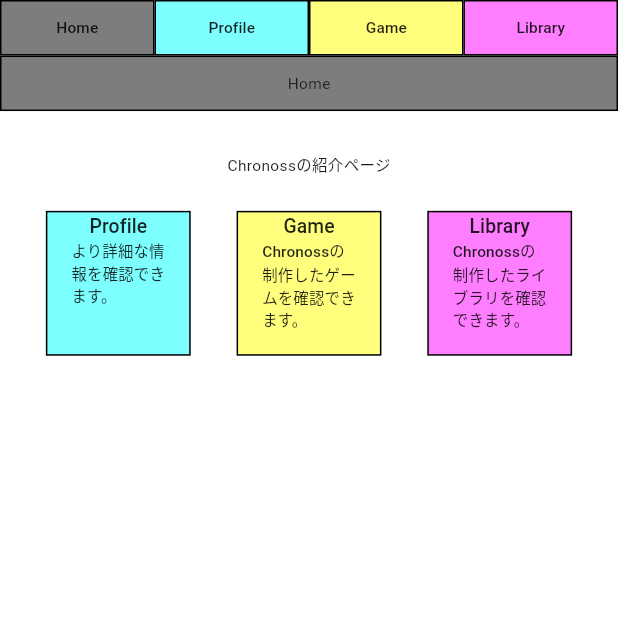
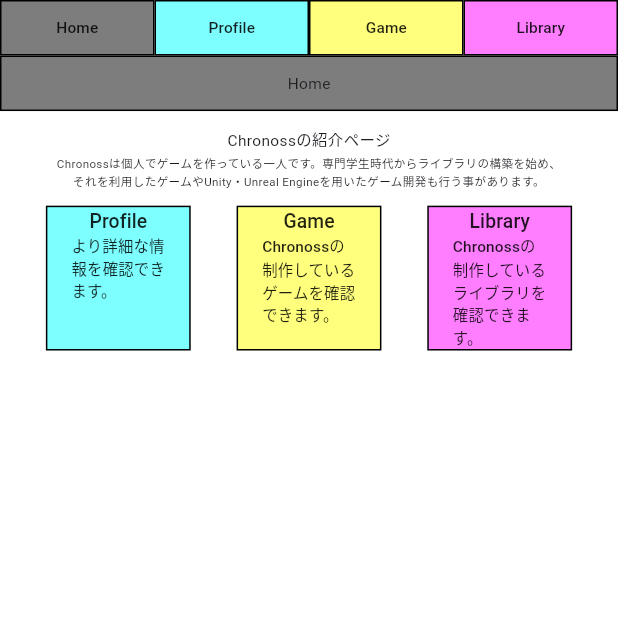
Before and after one commit to Chronoss0518/flutter_profile_web, a Flutter app: the screen it shows after launch, on a phone screen of 412 x 824 dp, the top half of it. Run offline on Flutter 3.47's test engine with Material 3 defaults, Android fonts, the light colour scheme and no system bars.

Commit message:
簡単な紹介文を追加

```diff
--- a/lib/display/home.dart
+++ b/lib/display/home.dart
@@ -16,9 +16,15 @@
 const _PANEL_WIDTH = 300.0 / EXPECTED_WIDTH;
 const _PANEL_HEIGHT = 300.0 / EXPECTED_HEIGHT;
 
-const _TOP_TEXT_TOP_ALINE = 87.0 / EXPECTED_HEIGHT;
-const _TOP_TEXT_BOTTOM_ALINE = 70.0 / EXPECTED_HEIGHT;
+const _TOP_TEXT_TOP_ALINE = 35.0 / EXPECTED_HEIGHT;
 const _TOP_TEXT_SIZE = 32.0 / EXPECTED_HEIGHT;
+const _TOP_TEXT_HEIGHT = 39.0 / EXPECTED_HEIGHT;
+
+const _DESCRIPTION_TOP_ALINE = 17.0 / EXPECTED_HEIGHT;
+const _DESCRIPTION_SIZE = 24.0 / EXPECTED_HEIGHT;
+const _DESCRIPTION_HEIGHT = 87.0 / EXPECTED_HEIGHT;
+
+const _PANEL_TOP_ALINE = 18.0 / EXPECTED_HEIGHT;
 
 class Home extends StatefulWidget {
   const Home({super.key});
@@ -39,16 +45,30 @@
     return DisplayBase(
       Column(children: [
         Container(
-          margin: EdgeInsets.only(top:_TOP_TEXT_TOP_ALINE * size.height,bottom:_TOP_TEXT_BOTTOM_ALINE * size.height),
+          margin: EdgeInsets.only(top:_TOP_TEXT_TOP_ALINE * size.height),
+          height: _TOP_TEXT_HEIGHT  * size.height,
           child: Text("Chronossの紹介ページ",style: TextStyle(fontSize: _TOP_TEXT_SIZE * size.height),),
         ),
-        Center(
-          child: Row(
-            children: [
-            _createPanels(context,PROFILE_KEY,PROFILE_THAME_COLOR,PROFILE_TITLE,"より詳細な情報を確認できます。"),
-            _createPanels(context,GAME_KEY,GAME_THAME_COLOR,GAME_TITLE,"Chronossの制作したゲームを確認できます。"),
-            _createPanels(context,LIBRARY_KEY,LIBRARY_THAME_COLOR,LIBRARY_TITLE,"Chronossの制作したライブラリを確認できます。"),
-          ],),
+        Container(
+          margin: EdgeInsets.only(top:_DESCRIPTION_TOP_ALINE * size.height),
+          height: _DESCRIPTION_HEIGHT  * size.height,
+          child: Text(
+            '''
+Chronossは個人でゲームを作っている一人です。専門学生時代からライブラリの構築を始め、
+それを利用したゲームやUnity・Unreal Engineを用いたゲーム開発も行う事があります。
+            '''
+            ,style: TextStyle(fontSize: _DESCRIPTION_SIZE * size.height),textAlign: TextAlign.center,),
+        ),
+        Container(
+          margin: EdgeInsets.only(top:_PANEL_TOP_ALINE * size.height),
+          child: Center(
+            child: Row(
+              children: [
+              _createPanels(context,PROFILE_KEY,PROFILE_THAME_COLOR,PROFILE_TITLE,"より詳細な情報を確認できます。"),
+              _createPanels(context,GAME_KEY,GAME_THAME_COLOR,GAME_TITLE,"Chronossの制作しているゲームを確認できます。"),
+              _createPanels(context,LIBRARY_KEY,LIBRARY_THAME_COLOR,LIBRARY_TITLE,"Chronossの制作しているライブラリを確認できます。"),
+            ],),
+          ),
         )
       ],),
       HOME_KEY,
```
